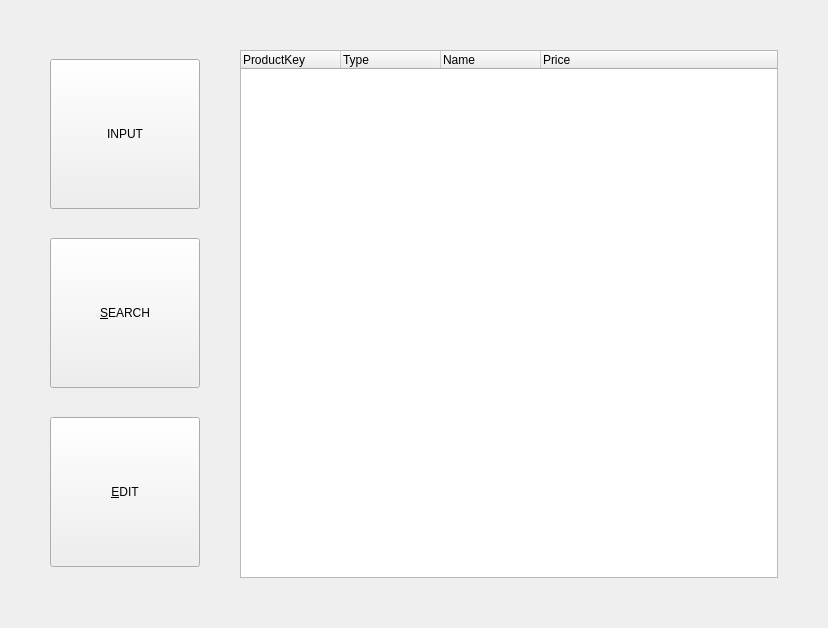
Old version of the form CustomerManagementAPP/Admin/productmanager.ui in the repository AndaCondaa/Project_CustomerManagementApp.
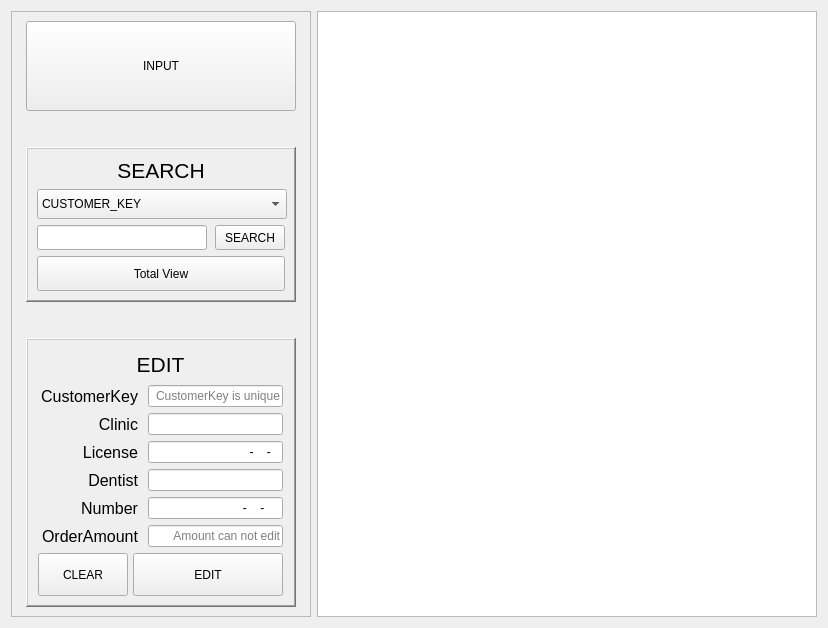
New version of the form. Icons and pictures are not drawn.

Commit message: 1110_product input

Patch:
```diff
--- a/CustomerManagementAPP/Admin/productmanager.ui
+++ b/CustomerManagementAPP/Admin/productmanager.ui
@@ -13,265 +13,765 @@
   <property name="windowTitle">
    <string>Form</string>
   </property>
-  <layout class="QGridLayout" name="gridLayout">
-   <property name="leftMargin">
-    <number>0</number>
-   </property>
-   <property name="topMargin">
-    <number>0</number>
-   </property>
-   <property name="rightMargin">
-    <number>0</number>
-   </property>
-   <property name="bottomMargin">
-    <number>0</number>
-   </property>
-   <property name="spacing">
-    <number>0</number>
-   </property>
+  <layout class="QGridLayout" name="gridLayout_4">
    <item row="0" column="0">
-    <layout class="QVBoxLayout" name="verticalLayout_2">
+    <layout class="QHBoxLayout" name="horizontalLayout_8">
      <item>
-      <spacer name="verticalSpacer_3">
-       <property name="orientation">
-        <enum>Qt::Vertical</enum>
+      <widget class="QFrame" name="frame_3">
+       <property name="frameShape">
+        <enum>QFrame::StyledPanel</enum>
        </property>
-       <property name="sizeType">
-        <enum>QSizePolicy::Fixed</enum>
+       <property name="frameShadow">
+        <enum>QFrame::Raised</enum>
        </property>
-       <property name="sizeHint" stdset="0">
-        <size>
-         <width>20</width>
-         <height>50</height>
-        </size>
-       </property>
-      </spacer>
-     </item>
-     <item>
-      <layout class="QHBoxLayout" name="horizontalLayout_2">
-       <property name="spacing">
-        <number>0</number>
-       </property>
-       <item>
-        <spacer name="horizontalSpacer_2">
-         <property name="orientation">
-          <enum>Qt::Horizontal</enum>
-         </property>
-         <property name="sizeType">
-          <enum>QSizePolicy::Fixed</enum>
-         </property>
-         <property name="sizeHint" stdset="0">
-          <size>
-           <width>50</width>
-           <height>20</height>
-          </size>
-         </property>
-        </spacer>
-       </item>
-       <item>
-        <layout class="QHBoxLayout" name="horizontalLayout">
-         <item>
-          <layout class="QVBoxLayout" name="verticalLayout">
-           <property name="spacing">
-            <number>0</number>
-           </property>
-           <item>
-            <widget class="QPushButton" name="inputButton">
-             <property name="sizePolicy">
-              <sizepolicy hsizetype="Fixed" vsizetype="Fixed">
-               <horstretch>0</horstretch>
-               <verstretch>0</verstretch>
-              </sizepolicy>
-             </property>
-             <property name="minimumSize">
-              <size>
-               <width>150</width>
-               <height>150</height>
-              </size>
-             </property>
-             <property name="text">
-              <string>INPUT</string>
-             </property>
-             <property name="icon">
-              <iconset theme="contact-new">
-               <normaloff>.</normaloff>.</iconset>
-             </property>
-             <property name="iconSize">
-              <size>
-               <width>150</width>
-               <height>150</height>
-              </size>
-             </property>
-            </widget>
-           </item>
-           <item>
-            <spacer name="verticalSpacer">
-             <property name="orientation">
-              <enum>Qt::Vertical</enum>
-             </property>
-             <property name="sizeType">
-              <enum>QSizePolicy::Minimum</enum>
-             </property>
-             <property name="sizeHint" stdset="0">
-              <size>
-               <width>20</width>
-               <height>20</height>
-              </size>
-             </property>
-            </spacer>
-           </item>
-           <item>
-            <widget class="QPushButton" name="searchButton">
-             <property name="sizePolicy">
-              <sizepolicy hsizetype="Fixed" vsizetype="Fixed">
-               <horstretch>0</horstretch>
-               <verstretch>0</verstretch>
-              </sizepolicy>
-             </property>
-             <property name="minimumSize">
-              <size>
-               <width>150</width>
-               <height>150</height>
-              </size>
-             </property>
-             <property name="text">
-              <string>&amp;SEARCH</string>
-             </property>
-            </widget>
-           </item>
-           <item>
-            <spacer name="verticalSpacer_2">
-             <property name="orientation">
-              <enum>Qt::Vertical</enum>
-             </property>
-             <property name="sizeType">
-              <enum>QSizePolicy::Minimum</enum>
-             </property>
-             <property name="sizeHint" stdset="0">
-              <size>
-               <width>20</width>
-               <height>20</height>
-              </size>
-             </property>
-            </spacer>
-           </item>
-           <item>
-            <widget class="QPushButton" name="editButton">
-             <property name="sizePolicy">
-              <sizepolicy hsizetype="Fixed" vsizetype="Fixed">
-               <horstretch>0</horstretch>
-               <verstretch>0</verstretch>
-              </sizepolicy>
-             </property>
-             <property name="minimumSize">
-              <size>
-               <width>150</width>
-               <height>150</height>
-              </size>
-             </property>
-             <property name="text">
-              <string>&amp;EDIT</string>
-             </property>
-            </widget>
-           </item>
-          </layout>
-         </item>
-         <item>
-          <spacer name="horizontalSpacer">
-           <property name="orientation">
-            <enum>Qt::Horizontal</enum>
-           </property>
-           <property name="sizeType">
-            <enum>QSizePolicy::Minimum</enum>
-           </property>
-           <property name="sizeHint" stdset="0">
-            <size>
-             <width>40</width>
-             <height>20</height>
-            </size>
-           </property>
-          </spacer>
-         </item>
-         <item>
-          <widget class="QTreeWidget" name="productTreeWidget">
-           <property name="minimumSize">
-            <size>
-             <width>500</width>
-             <height>0</height>
-            </size>
-           </property>
-           <property name="styleSheet">
-            <string notr="true"/>
-           </property>
-           <column>
-            <property name="text">
-             <string>ProductKey</string>
+       <layout class="QGridLayout" name="gridLayout_3">
+        <item row="0" column="0">
+         <layout class="QVBoxLayout" name="verticalLayout_3">
+          <item>
+           <widget class="QPushButton" name="inputButton">
+            <property name="sizePolicy">
+             <sizepolicy hsizetype="Fixed" vsizetype="Fixed">
+              <horstretch>0</horstretch>
+              <verstretch>0</verstretch>
+             </sizepolicy>
             </property>
-            <property name="textAlignment">
-             <set>AlignLeading|AlignVCenter</set>
+            <property name="minimumSize">
+             <size>
+              <width>270</width>
+              <height>90</height>
+             </size>
             </property>
-           </column>
-           <column>
-            <property name="text">
-             <string>Type</string>
+            <property name="maximumSize">
+             <size>
+              <width>250</width>
+              <height>90</height>
+             </size>
             </property>
-            <property name="textAlignment">
-             <set>AlignLeading|AlignVCenter</set>
+            <property name="sizeIncrement">
+             <size>
+              <width>0</width>
+              <height>0</height>
+             </size>
             </property>
-           </column>
-           <column>
+            <property name="baseSize">
+             <size>
+              <width>250</width>
+              <height>80</height>
+             </size>
+            </property>
             <property name="text">
-             <string>Name</string>
+             <string>INPUT</string>
             </property>
-            <property name="textAlignment">
-             <set>AlignLeading|AlignVCenter</set>
+            <property name="icon">
+             <iconset theme="contact-new">
+              <normaloff>.</normaloff>.</iconset>
             </property>
-           </column>
-           <column>
-            <property name="text">
-             <string>Price</string>
+            <property name="iconSize">
+             <size>
+              <width>150</width>
+              <height>150</height>
+             </size>
             </property>
-            <property name="textAlignment">
-             <set>AlignLeading|AlignVCenter</set>
+           </widget>
+          </item>
+          <item>
+           <spacer name="verticalSpacer">
+            <property name="orientation">
+             <enum>Qt::Vertical</enum>
             </property>
-           </column>
-          </widget>
-         </item>
-        </layout>
-       </item>
-       <item>
-        <spacer name="horizontalSpacer_3">
-         <property name="orientation">
-          <enum>Qt::Horizontal</enum>
-         </property>
-         <property name="sizeType">
-          <enum>QSizePolicy::Fixed</enum>
-         </property>
-         <property name="sizeHint" stdset="0">
-          <size>
-           <width>50</width>
-           <height>20</height>
-          </size>
-         </property>
-        </spacer>
-       </item>
-      </layout>
+            <property name="sizeType">
+             <enum>QSizePolicy::Fixed</enum>
+            </property>
+            <property name="sizeHint" stdset="0">
+             <size>
+              <width>20</width>
+              <height>30</height>
+             </size>
+            </property>
+           </spacer>
+          </item>
+          <item>
+           <widget class="QFrame" name="frame">
+            <property name="sizePolicy">
+             <sizepolicy hsizetype="Fixed" vsizetype="Fixed">
+              <horstretch>0</horstretch>
+              <verstretch>0</verstretch>
+             </sizepolicy>
+            </property>
+            <property name="minimumSize">
+             <size>
+              <width>270</width>
+              <height>0</height>
+             </size>
+            </property>
+            <property name="maximumSize">
+             <size>
+              <width>270</width>
+              <height>16777215</height>
+             </size>
+            </property>
+            <property name="frameShape">
+             <enum>QFrame::WinPanel</enum>
+            </property>
+            <property name="frameShadow">
+             <enum>QFrame::Raised</enum>
+            </property>
+            <layout class="QGridLayout" name="gridLayout">
+             <item row="1" column="0">
+              <layout class="QVBoxLayout" name="verticalLayout">
+               <item>
+                <widget class="QComboBox" name="searchComboBox">
+                 <property name="sizePolicy">
+                  <sizepolicy hsizetype="Preferred" vsizetype="Preferred">
+                   <horstretch>0</horstretch>
+                   <verstretch>0</verstretch>
+                  </sizepolicy>
+                 </property>
+                 <property name="minimumSize">
+                  <size>
+                   <width>250</width>
+                   <height>30</height>
+                  </size>
+                 </property>
+                 <property name="maximumSize">
+                  <size>
+                   <width>250</width>
+                   <height>30</height>
+                  </size>
+                 </property>
+                 <item>
+                  <property name="text">
+                   <string>CUSTOMER_KEY</string>
+                  </property>
+                 </item>
+                 <item>
+                  <property name="text">
+                   <string>CLINIC_NAME</string>
+                  </property>
+                 </item>
+                 <item>
+                  <property name="text">
+                   <string>LICENSE_NUMBER</string>
+                  </property>
+                 </item>
+                 <item>
+                  <property name="text">
+                   <string>DENTIST_NAME</string>
+                  </property>
+                 </item>
+                 <item>
+                  <property name="text">
+                   <string>PHONE_NUMBER</string>
+                  </property>
+                 </item>
+                </widget>
+               </item>
+               <item>
+                <layout class="QHBoxLayout" name="horizontalLayout">
+                 <property name="spacing">
+                  <number>10</number>
+                 </property>
+                 <item>
+                  <widget class="QLineEdit" name="searchLine">
+                   <property name="sizePolicy">
+                    <sizepolicy hsizetype="Fixed" vsizetype="Fixed">
+                     <horstretch>0</horstretch>
+                     <verstretch>0</verstretch>
+                    </sizepolicy>
+                   </property>
+                   <property name="minimumSize">
+                    <size>
+                     <width>170</width>
+                     <height>25</height>
+                    </size>
+                   </property>
+                   <property name="maximumSize">
+                    <size>
+                     <width>160</width>
+                     <height>25</height>
+                    </size>
+                   </property>
+                   <property name="inputMask">
+                    <string>000000</string>
+                   </property>
+                   <property name="alignment">
+                    <set>Qt::AlignRight|Qt::AlignTrailing|Qt::AlignVCenter</set>
+                   </property>
+                  </widget>
+                 </item>
+                 <item>
+                  <widget class="QPushButton" name="searchButton">
+                   <property name="sizePolicy">
+                    <sizepolicy hsizetype="Fixed" vsizetype="Fixed">
+                     <horstretch>0</horstretch>
+                     <verstretch>0</verstretch>
+                    </sizepolicy>
+                   </property>
+                   <property name="minimumSize">
+                    <size>
+                     <width>70</width>
+                     <height>25</height>
+                    </size>
+                   </property>
+                   <property name="maximumSize">
+                    <size>
+                     <width>70</width>
+                     <height>25</height>
+                    </size>
+                   </property>
+                   <property name="text">
+                    <string>SEARCH</string>
+                   </property>
+                  </widget>
+                 </item>
+                </layout>
+               </item>
+              </layout>
+             </item>
+             <item row="0" column="0">
+              <widget class="QLabel" name="searchLabel">
+               <property name="maximumSize">
+                <size>
+                 <width>16777215</width>
+                 <height>30</height>
+                </size>
+               </property>
+               <property name="font">
+                <font>
+                 <pointsize>16</pointsize>
+                </font>
+               </property>
+               <property name="text">
+                <string>SEARCH</string>
+               </property>
+               <property name="alignment">
+                <set>Qt::AlignCenter</set>
+               </property>
+              </widget>
+             </item>
+             <item row="2" column="0">
+              <widget class="QPushButton" name="totalButton">
+               <property name="minimumSize">
+                <size>
+                 <width>0</width>
+                 <height>35</height>
+                </size>
+               </property>
+               <property name="text">
+                <string>Total View</string>
+               </property>
+              </widget>
+             </item>
+            </layout>
+           </widget>
+          </item>
+          <item>
+           <spacer name="verticalSpacer_2">
+            <property name="orientation">
+             <enum>Qt::Vertical</enum>
+            </property>
+            <property name="sizeType">
+             <enum>QSizePolicy::Fixed</enum>
+            </property>
+            <property name="sizeHint" stdset="0">
+             <size>
+              <width>20</width>
+              <height>30</height>
+             </size>
+            </property>
+           </spacer>
+          </item>
+          <item>
+           <widget class="QFrame" name="frame_2">
+            <property name="sizePolicy">
+             <sizepolicy hsizetype="Fixed" vsizetype="Preferred">
+              <horstretch>0</horstretch>
+              <verstretch>0</verstretch>
+             </sizepolicy>
+            </property>
+            <property name="maximumSize">
+             <size>
+              <width>270</width>
+              <height>16777215</height>
+             </size>
+            </property>
+            <property name="frameShape">
+             <enum>QFrame::WinPanel</enum>
+            </property>
+            <property name="frameShadow">
+             <enum>QFrame::Raised</enum>
+            </property>
+            <layout class="QGridLayout" name="gridLayout_2">
+             <item row="0" column="0">
+              <widget class="QLabel" name="editLabel">
+               <property name="maximumSize">
+                <size>
+                 <width>16777215</width>
+                 <height>30</height>
+                </size>
+               </property>
+               <property name="font">
+                <font>
+                 <pointsize>16</pointsize>
+                </font>
+               </property>
+               <property name="text">
+                <string>EDIT</string>
+               </property>
+               <property name="alignment">
+                <set>Qt::AlignCenter</set>
+               </property>
+              </widget>
+             </item>
+             <item row="1" column="0">
+              <layout class="QVBoxLayout" name="verticalLayout_2">
+               <item>
+                <layout class="QHBoxLayout" name="horizontalLayout_2">
+                 <property name="spacing">
+                  <number>10</number>
+                 </property>
+                 <item>
+                  <widget class="QLabel" name="ckLabel">
+                   <property name="sizePolicy">
+                    <sizepolicy hsizetype="Fixed" vsizetype="Preferred">
+                     <horstretch>0</horstretch>
+                     <verstretch>0</verstretch>
+                    </sizepolicy>
+                   </property>
+                   <property name="maximumSize">
+                    <size>
+                     <width>100</width>
+                     <height>16777215</height>
+                    </size>
+                   </property>
+                   <property name="baseSize">
+                    <size>
+                     <width>120</width>
+                     <height>0</height>
+                    </size>
+                   </property>
+                   <property name="font">
+                    <font>
+                     <pointsize>12</pointsize>
+                    </font>
+                   </property>
+                   <property name="text">
+                    <string>CustomerKey</string>
+                   </property>
+                   <property name="alignment">
+                    <set>Qt::AlignRight|Qt::AlignTrailing|Qt::AlignVCenter</set>
+                   </property>
+                  </widget>
+                 </item>
+                 <item>
+                  <widget class="QLineEdit" name="ckEditLine">
+                   <property name="sizePolicy">
+                    <sizepolicy hsizetype="Fixed" vsizetype="Fixed">
+                     <horstretch>0</horstretch>
+                     <verstretch>0</verstretch>
+                    </sizepolicy>
+                   </property>
+                   <property name="maximumSize">
+                    <size>
+                     <width>180</width>
+                     <height>25</height>
+                    </size>
+                   </property>
+                   <property name="alignment">
+                    <set>Qt::AlignRight|Qt::AlignTrailing|Qt::AlignVCenter</set>
+                   </property>
+                   <property name="readOnly">
+                    <bool>true</bool>
+                   </property>
+                   <property name="placeholderText">
+                    <string>CustomerKey is unique</string>
+                   </property>
+                  </widget>
+                 </item>
+                </layout>
+               </item>
+               <item>
+                <layout class="QHBoxLayout" name="horizontalLayout_3">
+                 <property name="spacing">
+                  <number>10</number>
+                 </property>
+                 <item>
+                  <widget class="QLabel" name="clinicLabel">
+                   <property name="sizePolicy">
+                    <sizepolicy hsizetype="Fixed" vsizetype="Preferred">
+                     <horstretch>0</horstretch>
+                     <verstretch>0</verstretch>
+                    </sizepolicy>
+                   </property>
+                   <property name="maximumSize">
+                    <size>
+                     <width>100</width>
+                     <height>16777215</height>
+                    </size>
+                   </property>
+                   <property name="font">
+                    <font>
+                     <pointsize>12</pointsize>
+                     <bold>false</bold>
+                    </font>
+                   </property>
+                   <property name="text">
+                    <string>Clinic</string>
+                   </property>
+                   <property name="alignment">
+                    <set>Qt::AlignRight|Qt::AlignTrailing|Qt::AlignVCenter</set>
+                   </property>
+                  </widget>
+                 </item>
+                 <item>
+                  <widget class="QLineEdit" name="clinicEditLine">
+                   <property name="sizePolicy">
+                    <sizepolicy hsizetype="Fixed" vsizetype="Fixed">
+                     <horstretch>0</horstretch>
+                     <verstretch>0</verstretch>
+                    </sizepolicy>
+                   </property>
+                   <property name="maximumSize">
+                    <size>
+                     <width>180</width>
+                     <height>25</height>
+                    </size>
+                   </property>
+                   <property name="alignment">
+                    <set>Qt::AlignRight|Qt::AlignTrailing|Qt::AlignVCenter</set>
+                   </property>
+                  </widget>
+                 </item>
+                </layout>
+               </item>
+               <item>
+                <layout class="QHBoxLayout" name="horizontalLayout_4">
+                 <property name="spacing">
+                  <number>10</number>
+                 </property>
+                 <item>
+                  <widget class="QLabel" name="licenseLabel">
+                   <property name="sizePolicy">
+                    <sizepolicy hsizetype="Fixed" vsizetype="Preferred">
+                     <horstretch>0</horstretch>
+                     <verstretch>0</verstretch>
+                    </sizepolicy>
+                   </property>
+                   <property name="maximumSize">
+                    <size>
+                     <width>100</width>
+                     <height>16777215</height>
+                    </size>
+                   </property>
+                   <property name="font">
+                    <font>
+                     <pointsize>12</pointsize>
+                     <bold>false</bold>
+                    </font>
+                   </property>
+                   <property name="text">
+                    <string>License</string>
+                   </property>
+                   <property name="alignment">
+                    <set>Qt::AlignRight|Qt::AlignTrailing|Qt::AlignVCenter</set>
+                   </property>
+                  </widget>
+                 </item>
+                 <item>
+                  <widget class="QLineEdit" name="licenseEditLine">
+                   <property name="sizePolicy">
+                    <sizepolicy hsizetype="Fixed" vsizetype="Fixed">
+                     <horstretch>0</horstretch>
+                     <verstretch>0</verstretch>
+                    </sizepolicy>
+                   </property>
+                   <property name="maximumSize">
+                    <size>
+                     <width>180</width>
+                     <height>25</height>
+                    </size>
+                   </property>
+                   <property name="inputMask">
+                    <string>00-0000-00</string>
+                   </property>
+                   <property name="alignment">
+                    <set>Qt::AlignRight|Qt::AlignTrailing|Qt::AlignVCenter</set>
+                   </property>
+                  </widget>
+                 </item>
+                </layout>
+               </item>
+               <item>
+                <layout class="QHBoxLayout" name="horizontalLayout_5">
+                 <property name="spacing">
+                  <number>10</number>
+                 </property>
+                 <item>
+                  <widget class="QLabel" name="dentistLabel">
+                   <property name="sizePolicy">
+                    <sizepolicy hsizetype="Fixed" vsizetype="Preferred">
+                     <horstretch>0</horstretch>
+                     <verstretch>0</verstretch>
+                    </sizepolicy>
+                   </property>
+                   <property name="maximumSize">
+                    <size>
+                     <width>100</width>
+                     <height>16777215</height>
+                    </size>
+                   </property>
+                   <property name="font">
+                    <font>
+                     <pointsize>12</pointsize>
+                     <bold>false</bold>
+                    </font>
+                   </property>
+                   <property name="text">
+                    <string>Dentist</string>
+                   </property>
+                   <property name="alignment">
+                    <set>Qt::AlignRight|Qt::AlignTrailing|Qt::AlignVCenter</set>
+                   </property>
+                  </widget>
+                 </item>
+                 <item>
+                  <widget class="QLineEdit" name="dentistEditLine">
+                   <property name="sizePolicy">
+                    <sizepolicy hsizetype="Fixed" vsizetype="Fixed">
+                     <horstretch>0</horstretch>
+                     <verstretch>0</verstretch>
+                    </sizepolicy>
+                   </property>
+                   <property name="maximumSize">
+                    <size>
+                     <width>180</width>
+                     <height>25</height>
+                    </size>
+                   </property>
+                   <property name="alignment">
+                    <set>Qt::AlignRight|Qt::AlignTrailing|Qt::AlignVCenter</set>
+                   </property>
+                  </widget>
+                 </item>
+                </layout>
+               </item>
+               <item>
+                <layout class="QHBoxLayout" name="horizontalLayout_6">
+                 <property name="spacing">
+                  <number>10</number>
+                 </property>
+                 <item>
+                  <widget class="QLabel" name="numberLabel">
+                   <property name="sizePolicy">
+                    <sizepolicy hsizetype="Fixed" vsizetype="Preferred">
+                     <horstretch>0</horstretch>
+                     <verstretch>0</verstretch>
+                    </sizepolicy>
+                   </property>
+                   <property name="maximumSize">
+                    <size>
+                     <width>100</width>
+                     <height>16777215</height>
+                    </size>
+                   </property>
+                   <property name="font">
+                    <font>
+                     <pointsize>12</pointsize>
+                     <bold>false</bold>
+                    </font>
+                   </property>
+                   <property name="text">
+                    <string>Number</string>
+                   </property>
+                   <property name="alignment">
+                    <set>Qt::AlignRight|Qt::AlignTrailing|Qt::AlignVCenter</set>
+                   </property>
+                  </widget>
+                 </item>
+                 <item>
+                  <widget class="QLineEdit" name="numberEditLine">
+                   <property name="sizePolicy">
+                    <sizepolicy hsizetype="Fixed" vsizetype="Fixed">
+                     <horstretch>0</horstretch>
+                     <verstretch>0</verstretch>
+                    </sizepolicy>
+                   </property>
+                   <property name="maximumSize">
+                    <size>
+                     <width>180</width>
+                     <height>25</height>
+                    </size>
+                   </property>
+                   <property name="inputMask">
+                    <string>000-0000-0000</string>
+                   </property>
+                   <property name="alignment">
+                    <set>Qt::AlignRight|Qt::AlignTrailing|Qt::AlignVCenter</set>
+                   </property>
+                  </widget>
+                 </item>
+                </layout>
+               </item>
+               <item>
+                <layout class="QHBoxLayout" name="horizontalLayout_7">
+                 <property name="spacing">
+                  <number>10</number>
+                 </property>
+                 <item>
+                  <widget class="QLabel" name="amountLabel">
+                   <property name="sizePolicy">
+                    <sizepolicy hsizetype="Fixed" vsizetype="Preferred">
+                     <horstretch>0</horstretch>
+                     <verstretch>0</verstretch>
+                    </sizepolicy>
+                   </property>
+                   <property name="maximumSize">
+                    <size>
+                     <width>100</width>
+                     <height>16777215</height>
+                    </size>
+                   </property>
+                   <property name="font">
+                    <font>
+                     <pointsize>12</pointsize>
+                     <bold>false</bold>
+                    </font>
+                   </property>
+                   <property name="text">
+                    <string>OrderAmount</string>
+                   </property>
+                   <property name="alignment">
+                    <set>Qt::AlignRight|Qt::AlignTrailing|Qt::AlignVCenter</set>
+                   </property>
+                  </widget>
+                 </item>
+                 <item>
+                  <widget class="QLineEdit" name="amountEditLine">
+                   <property name="sizePolicy">
+                    <sizepolicy hsizetype="Fixed" vsizetype="Fixed">
+                     <horstretch>0</horstretch>
+                     <verstretch>0</verstretch>
+                    </sizepolicy>
+                   </property>
+                   <property name="maximumSize">
+                    <size>
+                     <width>180</width>
+                     <height>25</height>
+                    </size>
+                   </property>
+                   <property name="alignment">
+                    <set>Qt::AlignRight|Qt::AlignTrailing|Qt::AlignVCenter</set>
+                   </property>
+                   <property name="readOnly">
+                    <bool>true</bool>
+                   </property>
+                   <property name="placeholderText">
+                    <string>Amount can not edit</string>
+                   </property>
+                  </widget>
+                 </item>
+                </layout>
+               </item>
+              </layout>
+             </item>
+             <item row="2" column="0">
+              <layout class="QHBoxLayout" name="horizontalLayout_9">
+               <property name="spacing">
+                <number>5</number>
+               </property>
+               <item>
+                <widget class="QPushButton" name="clearButton">
+                 <property name="sizePolicy">
+                  <sizepolicy hsizetype="Preferred" vsizetype="Preferred">
+                   <horstretch>0</horstretch>
+                   <verstretch>0</verstretch>
+                  </sizepolicy>
+                 </property>
+                 <property name="minimumSize">
+                  <size>
+                   <width>90</width>
+                   <height>30</height>
+                  </size>
+                 </property>
+                 <property name="maximumSize">
+                  <size>
+                   <width>90</width>
+                   <height>50</height>
+                  </size>
+                 </property>
+                 <property name="text">
+                  <string>CLEAR</string>
+                 </property>
+                </widget>
+               </item>
+               <item>
+                <widget class="QPushButton" name="editButton">
+                 <property name="sizePolicy">
+                  <sizepolicy hsizetype="Preferred" vsizetype="Preferred">
+                   <horstretch>0</horstretch>
+                   <verstretch>0</verstretch>
+                  </sizepolicy>
+                 </property>
+                 <property name="minimumSize">
+                  <size>
+                   <width>150</width>
+                   <height>30</height>
+                  </size>
+                 </property>
+                 <property name="maximumSize">
+                  <size>
+                   <width>150</width>
+                   <height>50</height>
+                  </size>
+                 </property>
+                 <property name="text">
+                  <string>EDIT</string>
+                 </property>
+                </widget>
+               </item>
+              </layout>
+             </item>
+            </layout>
+           </widget>
+          </item>
+         </layout>
+        </item>
+       </layout>
+      </widget>
      </item>
      <item>
-      <spacer name="verticalSpacer_4">
-       <property name="orientation">
-        <enum>Qt::Vertical</enum>
+      <widget class="QTableView" name="productTableView">
+       <property name="sizePolicy">
+        <sizepolicy hsizetype="Preferred" vsizetype="Preferred">
+         <horstretch>0</horstretch>
+         <verstretch>0</verstretch>
+        </sizepolicy>
        </property>
-       <property name="sizeType">
-        <enum>QSizePolicy::Fixed</enum>
-       </property>
-       <property name="sizeHint" stdset="0">
+       <property name="minimumSize">
         <size>
-         <width>20</width>
-         <height>50</height>
+         <width>500</width>
+         <height>0</height>
         </size>
        </property>
-      </spacer>
+       <property name="styleSheet">
+        <string notr="true"/>
+       </property>
+       <property name="sizeAdjustPolicy">
+        <enum>QAbstractScrollArea::AdjustToContents</enum>
+       </property>
+       <property name="selectionMode">
+        <enum>QAbstractItemView::SingleSelection</enum>
+       </property>
+       <property name="selectionBehavior">
+        <enum>QAbstractItemView::SelectRows</enum>
+       </property>
+       <attribute name="horizontalHeaderCascadingSectionResizes">
+        <bool>false</bool>
+       </attribute>
+       <attribute name="verticalHeaderCascadingSectionResizes">
+        <bool>false</bool>
+       </attribute>
+      </widget>
      </item>
     </layout>
    </item>
```
The commit also changes 25 other files.
